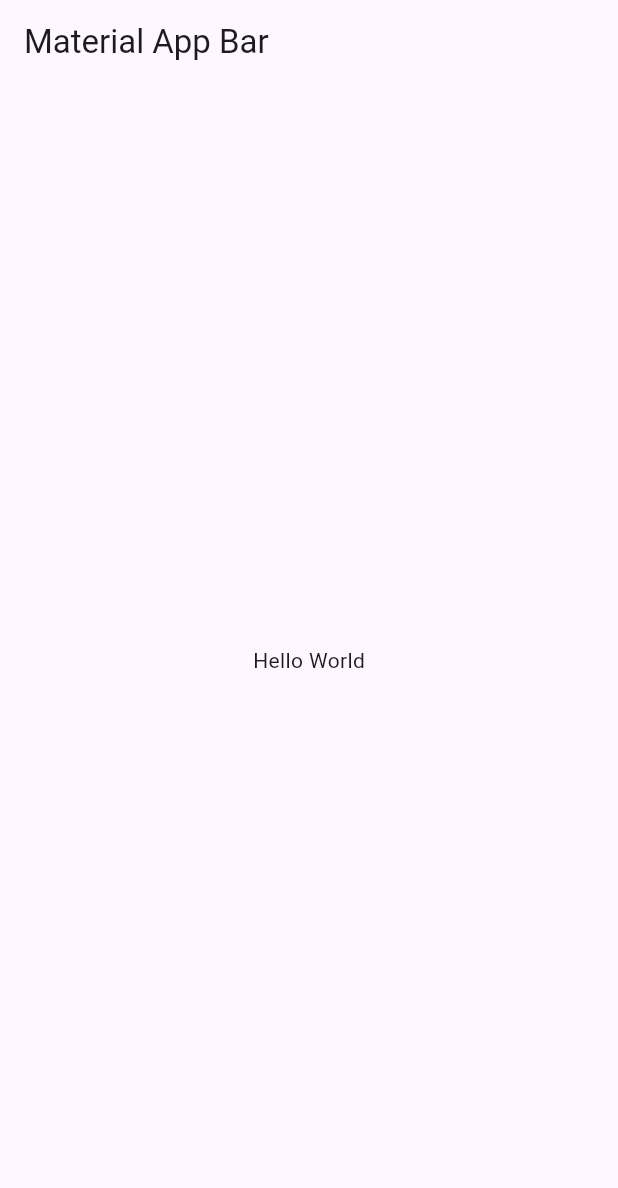
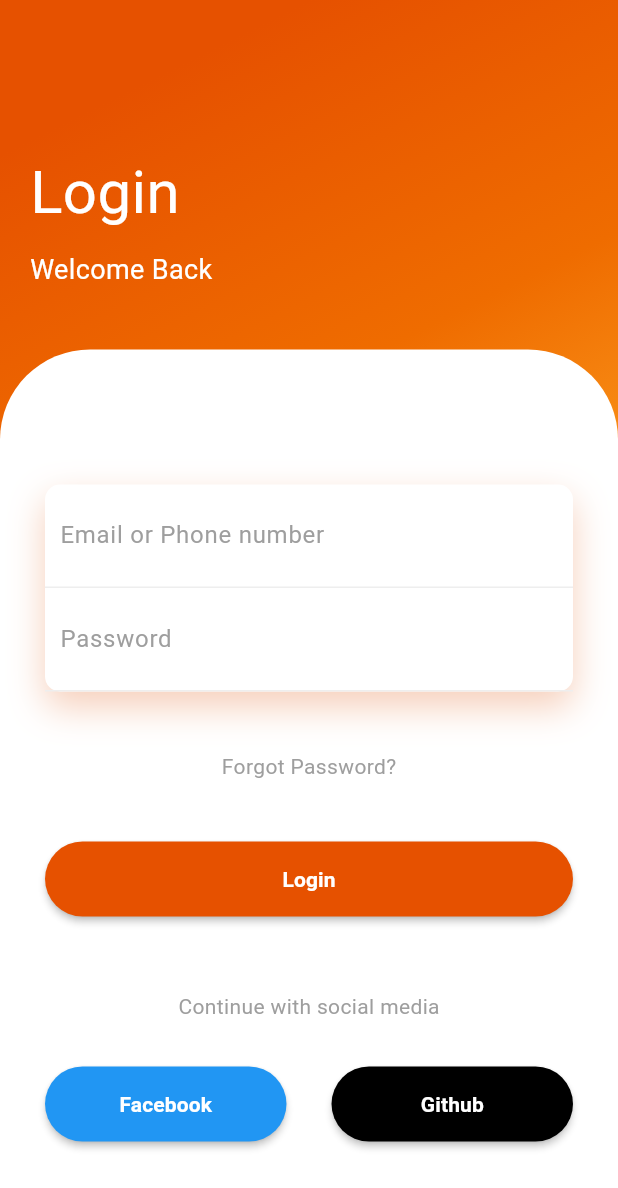
Before and after one commit to OsminAlex/Trueque_Tech, a Flutter app: the screen it shows after launch, on a phone screen of 412 x 824 dp. Shown: the top 1188 px of the screen. Run offline on Flutter 3.47's test engine with Material 3 defaults, Android fonts, the phone set to English and light mode, and no system bars; our stand-ins replace animate_do, firebase_core, shared_preferences; accounts and stored records are empty.

Commit message:
Pantalla de Login

```diff
--- a/lib/main.dart
+++ b/lib/main.dart
@@ -1,30 +1,28 @@
 import 'package:firebase_core/firebase_core.dart';
 import 'package:flutter/material.dart';
 import 'package:trueque_tech/firebase_options.dart';
+import 'package:trueque_tech/pages/login_page.dart';
+import 'package:trueque_tech/preferences/pref_users.dart';
 
 void main() async {
   WidgetsFlutterBinding.ensureInitialized();
+  await PreferenciasUsuaios.init();
   await Firebase.initializeApp(
     options: DefaultFirebaseOptions.currentPlatform,
   );
-  runApp(const MyApp());
+  runApp(MyApp());
 }
 
 class MyApp extends StatelessWidget {
-  const MyApp({super.key});
+  MyApp({super.key});
+
+  final prefs = PreferenciasUsuaios();
 
   @override
   Widget build(BuildContext context) {
     return MaterialApp(
-      title: 'Material App',
-      home: Scaffold(
-        appBar: AppBar(
-          title: const Text('Material App Bar'),
-        ),
-        body: const Center(
-          child: Text('Hello World'),
-        ),
-      ),
+      initialRoute: prefs.ultimapagina,
+      routes: {LoginPage.routename: (context) => const LoginPage()},
     );
   }
 }
--- /dev/null
+++ b/lib/pages/login_page.dart
@@ -0,0 +1,213 @@
+import 'package:flutter/material.dart';
+//import 'package:trueque_tech/themes/colors.dart';
+import 'package:animate_do/animate_do.dart';
+
+class LoginPage extends StatelessWidget {
+  static const String routename = 'Login';
+  const LoginPage({super.key});
+
+  @override
+  Widget build(BuildContext context) {
+    return Scaffold(
+      resizeToAvoidBottomInset: false,
+      body: Container(
+        width: double.infinity,
+        decoration: BoxDecoration(
+            gradient: LinearGradient(begin: Alignment.topCenter, colors: [
+          Colors.orange.shade900,
+          Colors.orange.shade800,
+          Colors.orange.shade400
+        ])),
+        child: Column(
+          crossAxisAlignment: CrossAxisAlignment.start,
+          children: <Widget>[
+            const SizedBox(
+              height: 80,
+            ),
+            Padding(
+              padding: const EdgeInsets.all(20),
+              child: Column(
+                crossAxisAlignment: CrossAxisAlignment.start,
+                children: <Widget>[
+                  FadeInUp(
+                      duration: const Duration(milliseconds: 1000),
+                      child: const Text(
+                        "Login",
+                        style: TextStyle(color: Colors.white, fontSize: 40),
+                      )),
+                  const SizedBox(
+                    height: 10,
+                  ),
+                  FadeInUp(
+                      duration: const Duration(milliseconds: 1300),
+                      child: const Text(
+                        "Welcome Back",
+                        style: TextStyle(color: Colors.white, fontSize: 18),
+                      )),
+                ],
+              ),
+            ),
+            const SizedBox(height: 20),
+            Expanded(
+              child: Container(
+                decoration: const BoxDecoration(
+                    color: Colors.white,
+                    borderRadius: BorderRadius.only(
+                        topLeft: Radius.circular(60),
+                        topRight: Radius.circular(60))),
+                child: Padding(
+                  padding: const EdgeInsets.all(30),
+                  child: Column(
+                    children: <Widget>[
+                      const SizedBox(
+                        height: 60,
+                      ),
+                      FadeInUp(
+                          duration: const Duration(milliseconds: 1400),
+                          child: Container(
+                            decoration: BoxDecoration(
+                                color: Colors.white,
+                                borderRadius: BorderRadius.circular(10),
+                                boxShadow: [
+                                  const BoxShadow(
+                                      color: Color.fromRGBO(225, 95, 27, .3),
+                                      blurRadius: 20,
+                                      offset: Offset(0, 10))
+                                ]),
+                            child: Column(
+                              children: <Widget>[
+                                Container(
+                                  padding: const EdgeInsets.all(10),
+                                  decoration: BoxDecoration(
+                                      border: Border(
+                                          bottom: BorderSide(
+                                              color: Colors.grey.shade200))),
+                                  child: const TextField(
+                                    decoration: InputDecoration(
+                                        hintText: "Email or Phone number",
+                                        hintStyle:
+                                            TextStyle(color: Colors.grey),
+                                        border: InputBorder.none),
+                                  ),
+                                ),
+                                Container(
+                                  padding: const EdgeInsets.all(10),
+                                  decoration: BoxDecoration(
+                                      border: Border(
+                                          bottom: BorderSide(
+                                              color: Colors.grey.shade200))),
+                                  child: const TextField(
+                                    obscureText: true,
+                                    decoration: InputDecoration(
+                                        hintText: "Password",
+                                        hintStyle:
+                                            TextStyle(color: Colors.grey),
+                                        border: InputBorder.none),
+                                  ),
+                                ),
+                              ],
+                            ),
+                          )),
+                      const SizedBox(
+                        height: 40,
+                      ),
+                      FadeInUp(
+                          duration: const Duration(milliseconds: 1500),
+                          child: const Text(
+                            "Forgot Password?",
+                            style: TextStyle(color: Colors.grey),
+                          )),
+                      const SizedBox(
+                        height: 40,
+                      ),
+                      FadeInUp(
+                          duration: const Duration(milliseconds: 1600),
+                          child: MaterialButton(
+                            onPressed: () {},
+                            height: 50,
+                            // margin: EdgeInsets.symmetric(horizontal: 50),
+                            color: Colors.orange[900],
+                            shape: RoundedRectangleBorder(
+                              borderRadius: BorderRadius.circular(50),
+                            ),
+                            // decoration: BoxDecoration(
+                            // ),
+                            child: const Center(
+                              child: Text(
+                                "Login",
+                                style: TextStyle(
+                                    color: Colors.white,
+                                    fontWeight: FontWeight.bold),
+                              ),
+                            ),
+                          )),
+                      const SizedBox(
+                        height: 50,
+                      ),
+                      FadeInUp(
+                          duration: const Duration(milliseconds: 1700),
+                          child: const Text(
+                            "Continue with social media",
+                            style: TextStyle(color: Colors.grey),
+                          )),
+                      const SizedBox(
+                        height: 30,
+                      ),
+                      Row(
+                        children: <Widget>[
+                          Expanded(
+                            child: FadeInUp(
+                                duration: const Duration(milliseconds: 1800),
+                                child: MaterialButton(
+                                  onPressed: () {},
+                                  height: 50,
+                                  color: Colors.blue,
+                                  shape: RoundedRectangleBorder(
+                                    borderRadius: BorderRadius.circular(50),
+                                  ),
+                                  child: const Center(
+                                    child: Text(
+                                      "Facebook",
+                                      style: TextStyle(
+                                          color: Colors.white,
+                                          fontWeight: FontWeight.bold),
+                                    ),
+                                  ),
+                                )),
+                          ),
+                          const SizedBox(
+                            width: 30,
+                          ),
+                          Expanded(
+                            child: FadeInUp(
+                                duration: const Duration(milliseconds: 1900),
+                                child: MaterialButton(
+                                  onPressed: () {},
+                                  height: 50,
+                                  shape: RoundedRectangleBorder(
+                                    borderRadius: BorderRadius.circular(50),
+                                  ),
+                                  color: Colors.black,
+                                  child: const Center(
+                                    child: Text(
+                                      "Github",
+                                      style: TextStyle(
+                                          color: Colors.white,
+                                          fontWeight: FontWeight.bold),
+                                    ),
+                                  ),
+                                )),
+                          )
+                        ],
+                      )
+                    ],
+                  ),
+                ),
+              ),
+            )
+          ],
+        ),
+      ),
+    );
+  }
+}
--- /dev/null
+++ b/lib/preferences/pref_users.dart
@@ -0,0 +1,19 @@
+import 'package:shared_preferences/shared_preferences.dart';
+
+class PreferenciasUsuaios {
+  //generar instancia
+  static late SharedPreferences _prefs;
+
+  //inicializar las preferencias
+  static Future init() async {
+    _prefs = await SharedPreferences.getInstance();
+  }
+
+  String get ultimapagina {
+    return _prefs.getString('ultimapagina') ?? 'Login';
+  }
+
+  set ultimapagina(String value) {
+    _prefs.setString('ultimapagina', value);
+  }
+}
--- /dev/null
+++ b/lib/themes/colors.dart
@@ -0,0 +1,17 @@
+import 'package:flutter/material.dart';
+
+class AppColors {
+  /* -- Paleta de colores para la aplicacion*/
+
+  //Para usar colores hex deben llevar el prefijo 0xff y de ahi colocar el codigo del color, por ejemplo del #787EF7 sin el #
+
+  static const sinDefinir01 = Color(0xff7DD7F7);
+  static const sinDefinir02 = Color(0xff787EF7);
+  static const sinDefinir03 = Color(0xff4BDEDF);
+  static const sinDefinir04 = Color(0xff1BA6EC);
+
+  //Pensado para usarse en botones y cosas a destacar en la app
+  static const botonesApp = Color(0xff1C2D8C);
+
+  const AppColors();
+}
--- /dev/null
+++ b/lib/utils/snackbar.dart
@@ -0,0 +1,8 @@
+import 'package:flutter/material.dart';
+
+void showSnackBar(BuildContext context, String mensaje) {
+  ScaffoldMessenger.of(context).showSnackBar(SnackBar(
+    content: Text(mensaje),
+    duration: const Duration(seconds: 2),
+  ));
+}
--- a/pubspec.yaml
+++ b/pubspec.yaml
@@ -35,6 +35,8 @@ dependencies:
   # Use with the CupertinoIcons class for iOS style icons.
   cupertino_icons: ^1.0.6
   firebase_core: ^2.30.1
+  shared_preferences: ^2.2.3
+  animate_do: ^3.3.4
 
 dev_dependencies:
   #Cambiando package de la app
```
Also changed, not shown: pubspec.lock, 1 other file.
